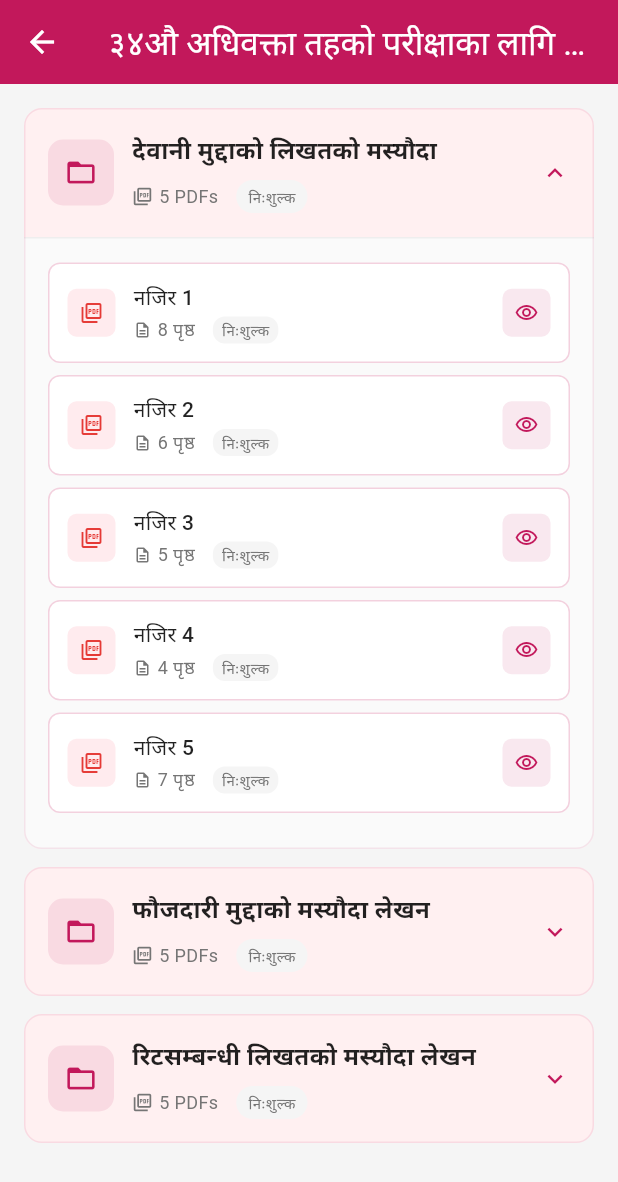
After one commit to appDIbetu/tutor, a Flutter app: the QuizSubjectsScreen screen opened directly, after a tap on "देवानी मुद्दाको लिखतको मस्यौदा", on a phone screen of 412 x 824 dp. The commit adds this screen. Shown: the top 1182 px of the screen. Run offline on Flutter 3.47's test engine with Material 3 defaults, Android fonts, the phone set to English and light mode, and no system bars; our stand-ins replace bloc, equatable, fl_chart, flutter_bloc, pdf, printing and 2 more; missing offline and left inert: syncfusion_flutter_pdfviewer; Roboto replaces fonts that are missing (Poppins).

Commit message:
quiz of the day card

```diff
--- a/lib/features/home/view/home_screen.dart
+++ b/lib/features/home/view/home_screen.dart
@@ -8,6 +8,7 @@ import '../../exam/view/subject_list_screen.dart';
 import '../../notes/view/notes_subjects_screen.dart';
 import '../../masyauda/view/masyauda_subjects_screen.dart';
 import '../../bastugat/view/bastugat_subjects_screen.dart';
+import '../../quiz/view/quiz_subjects_screen.dart';
 
 class HomeScreen extends StatelessWidget {
   const HomeScreen({super.key});
@@ -131,7 +132,7 @@ class HomeScreen extends StatelessWidget {
                   ),
                   const SliverToBoxAdapter(child: SizedBox(height: 24)),
                   // Quiz card
-                  SliverToBoxAdapter(child: _buildQuizOfTheDayCard()),
+                  SliverToBoxAdapter(child: _buildQuizOfTheDayCard(context)),
                   const SliverToBoxAdapter(child: SizedBox(height: 24)),
                   // Promo carousel
                   SliverToBoxAdapter(child: _buildPromoCarousel()),
@@ -193,9 +194,17 @@ class HomeScreen extends StatelessWidget {
   }
 
   // Card below topics section with requested text
-  Widget _buildQuizOfTheDayCard() {
+  Widget _buildQuizOfTheDayCard(BuildContext context) {
     return Container(
       margin: const EdgeInsets.symmetric(horizontal: 16),
+      child: InkWell(
+        onTap: () {
+          Navigator.of(
+            context,
+          ).push(MaterialPageRoute(builder: (_) => const QuizSubjectsScreen()));
+        },
+        borderRadius: BorderRadius.circular(12),
+        child: Container(
           padding: const EdgeInsets.all(16),
           decoration: BoxDecoration(
             color: AppColors.primary.withValues(alpha: 0.1),
@@ -210,17 +219,22 @@ class HomeScreen extends StatelessWidget {
                   crossAxisAlignment: CrossAxisAlignment.start,
                   children: [
                     Text(
-                  '३४औ अधिवक्ता परिक्षा तोकिएका नजिरहरु',
-                  style: TextStyle(fontWeight: FontWeight.bold, fontSize: 16),
+                      '३४औ अधिवक्ता तहको परीक्षाका लागि तोकिएका नजिरहरु',
+                      style: TextStyle(
+                        fontWeight: FontWeight.bold,
+                        fontSize: 16,
+                      ),
                     ),
                     Text(
-                  '३४औ अधिवक्ता परिक्षा तोकिएका नजिरहरुको व्याख्या',
+                      '३४औ अधिवक्ता तहको परीक्षाका लागि तोकिएका नजिरहरुको व्याख्या',
                       style: TextStyle(fontSize: 12, color: Colors.black54),
                     ),
                   ],
                 ),
               ),
             ],
+          ),
+        ),
       ),
     );
   }
--- /dev/null
+++ b/lib/features/quiz/view/quiz_subjects_screen.dart
@@ -0,0 +1,519 @@
+import 'package:flutter/material.dart';
+import '../../../core/constants/app_colors.dart';
+import '../../notes/view/pdf_viewer_screen.dart';
+
+class QuizSubjectsScreen extends StatefulWidget {
+  const QuizSubjectsScreen({super.key});
+
+  @override
+  State<QuizSubjectsScreen> createState() => _QuizSubjectsScreenState();
+}
+
+class _QuizTopic {
+  final String id;
+  final String name;
+  final bool isPremium;
+  final List<_QuizPdf> pdfs;
+  const _QuizTopic({
+    required this.id,
+    required this.name,
+    required this.isPremium,
+    required this.pdfs,
+  });
+}
+
+class _QuizPdf {
+  final String id;
+  final String name;
+  final String downloadUrl;
+  final int pageCount;
+  final bool isPremium;
+  const _QuizPdf({
+    required this.id,
+    required this.name,
+    required this.downloadUrl,
+    required this.pageCount,
+    required this.isPremium,
+  });
+}
+
+class _QuizSubjectsScreenState extends State<QuizSubjectsScreen> {
+  final Map<String, bool> _expanded = {};
+
+  // Static sample data based on the 3 topics (excluding अनुबाद)
+  final List<_QuizTopic> _topics = const [
+    _QuizTopic(
+      id: 'quiz_dewani',
+      name: 'देवानी मुद्दाको लिखतको मस्यौदा',
+      isPremium: false,
+      pdfs: [
+        _QuizPdf(
+          id: 'dewani_najir_1',
+          name: 'नजिर 1',
+          downloadUrl: '',
+          pageCount: 8,
+          isPremium: false,
+        ),
+        _QuizPdf(
+          id: 'dewani_najir_2',
+          name: 'नजिर 2',
+          downloadUrl: '',
+          pageCount: 6,
+          isPremium: false,
+        ),
+        _QuizPdf(
+          id: 'dewani_najir_3',
+          name: 'नजिर 3',
+          downloadUrl: '',
+          pageCount: 5,
+          isPremium: false,
+        ),
+        _QuizPdf(
+          id: 'dewani_najir_4',
+          name: 'नजिर 4',
+          downloadUrl: '',
+          pageCount: 4,
+          isPremium: false,
+        ),
+        _QuizPdf(
+          id: 'dewani_najir_5',
+          name: 'नजिर 5',
+          downloadUrl: '',
+          pageCount: 7,
+          isPremium: false,
+        ),
+      ],
+    ),
+    _QuizTopic(
+      id: 'quiz_faujdaari',
+      name: 'फौजदारी मुद्दाको मस्यौदा लेखन',
+      isPremium: false,
+      pdfs: [
+        _QuizPdf(
+          id: 'faujdaari_najir_1',
+          name: 'नजिर 1',
+          downloadUrl: '',
+          pageCount: 5,
+          isPremium: false,
+        ),
+        _QuizPdf(
+          id: 'faujdaari_najir_2',
+          name: 'नजिर 2',
+          downloadUrl: '',
+          pageCount: 4,
+          isPremium: false,
+        ),
+        _QuizPdf(
+          id: 'faujdaari_najir_3',
+          name: 'नजिर 3',
+          downloadUrl: '',
+          pageCount: 6,
+          isPremium: false,
+        ),
+        _QuizPdf(
+          id: 'faujdaari_najir_4',
+          name: 'नजिर 4',
+          downloadUrl: '',
+          pageCount: 7,
+          isPremium: false,
+        ),
+        _QuizPdf(
+          id: 'faujdaari_najir_5',
+          name: 'नजिर 5',
+          downloadUrl: '',
+          pageCount: 6,
+          isPremium: false,
+        ),
+      ],
+    ),
+    _QuizTopic(
+      id: 'quiz_rit',
+      name: 'रिटसम्बन्धी लिखतको मस्यौदा लेखन',
+      isPremium: false,
+      pdfs: [
+        _QuizPdf(
+          id: 'rit_najir_1',
+          name: 'नजिर 1',
+          downloadUrl: '',
+          pageCount: 12,
+          isPremium: false,
+        ),
+        _QuizPdf(
+          id: 'rit_najir_2',
+          name: 'नजिर 2',
+          downloadUrl: '',
+          pageCount: 5,
+          isPremium: false,
+        ),
+        _QuizPdf(
+          id: 'rit_najir_3',
+          name: 'नजिर 3',
+          downloadUrl: '',
+          pageCount: 4,
+          isPremium: false,
+        ),
+        _QuizPdf(
+          id: 'rit_najir_4',
+          name: 'नजिर 4',
+          downloadUrl: '',
+          pageCount: 6,
+          isPremium: false,
+        ),
+        _QuizPdf(
+          id: 'rit_najir_5',
+          name: 'नजिर 5',
+          downloadUrl: '',
+          pageCount: 7,
+          isPremium: false,
+        ),
+      ],
+    ),
+  ];
+
+  final bool _userHasPremium = false; // adapt from state when available
+
+  @override
+  Widget build(BuildContext context) {
+    return Scaffold(
+      appBar: AppBar(
+        backgroundColor: AppColors.primary,
+        iconTheme: const IconThemeData(color: Colors.white),
+        title: const Text(
+          '३४औ अधिवक्ता तहको परीक्षाका लागि तोकिएका नजिरहरु',
+          style: TextStyle(color: Colors.white),
+        ),
+      ),
+      backgroundColor: AppColors.background,
+      body: ListView.separated(
+        padding: const EdgeInsets.all(16),
+        itemCount: _topics.length,
+        separatorBuilder: (_, __) => const SizedBox(height: 12),
+        itemBuilder: (context, index) {
+          final topic = _topics[index];
+          final isExpanded = _expanded[topic.id] ?? false;
+          return _buildTopicCard(context, topic, isExpanded);
+        },
+      ),
+    );
+  }
+
+  Widget _buildTopicCard(
+    BuildContext context,
+    _QuizTopic topic,
+    bool isExpanded,
+  ) {
+    final bool locked = topic.isPremium && !_userHasPremium;
+
+    return Card(
+      margin: EdgeInsets.zero,
+      elevation: 0,
+      shape: RoundedRectangleBorder(
+        borderRadius: BorderRadius.circular(12),
+        side: BorderSide(
+          color: locked
+              ? Colors.grey.shade300
+              : AppColors.primary.withValues(alpha: 0.1),
+          width: 1,
+        ),
+      ),
+      child: Column(
+        children: [
+          // Header section
+          InkWell(
+            onTap: () {
+              setState(() {
+                _expanded[topic.id] = !isExpanded;
+              });
+            },
+            borderRadius: BorderRadius.circular(12),
+            child: Container(
+              padding: const EdgeInsets.all(16),
+              child: Row(
+                children: [
+                  // Folder icon container
+                  Container(
+                    width: 44,
+                    height: 44,
+                    decoration: BoxDecoration(
+                      color: locked
+                          ? Colors.grey.shade100
+                          : AppColors.primary.withValues(alpha: 0.1),
+                      borderRadius: BorderRadius.circular(10),
+                    ),
+                    child: Icon(
+                      locked ? Icons.lock : Icons.folder_open,
+                      color: locked ? Colors.grey.shade600 : AppColors.primary,
+                      size: 22,
+                    ),
+                  ),
+                  const SizedBox(width: 12),
+
+                  // Content
+                  Expanded(
+                    child: Column(
+                      crossAxisAlignment: CrossAxisAlignment.start,
+                      children: [
+                        Text(
+                          topic.name,
+                          style: TextStyle(
+                            fontSize: 16,
+                            fontWeight: FontWeight.w600,
+                            color: locked
+                                ? Colors.grey.shade600
+                                : Colors.black87,
+                          ),
+                        ),
+                        const SizedBox(height: 8),
+                        Row(
+                          children: [
+                            Icon(
+                              Icons.picture_as_pdf_outlined,
+                              size: 14,
+                              color: Colors.grey.shade600,
+                            ),
+                            const SizedBox(width: 4),
+                            Text(
+                              '${topic.pdfs.length} ${topic.pdfs.length == 1 ? 'PDF' : 'PDFs'}',
+                              style: TextStyle(
+                                color: Colors.grey.shade600,
+                                fontSize: 12,
+                              ),
+                            ),
+                            const SizedBox(width: 12),
+                            Container(
+                              padding: const EdgeInsets.symmetric(
+                                horizontal: 8,
+                                vertical: 4,
+                              ),
+                              decoration: BoxDecoration(
+                                color: topic.isPremium
+                                    ? AppColors.primary.withValues(alpha: 0.1)
+                                    : Colors.grey.shade100,
+                                borderRadius: BorderRadius.circular(12),
+                              ),
+                              child: Text(
+                                topic.isPremium ? 'प्रीमियम' : 'निःशुल्क',
+                                style: TextStyle(
+                                  color: topic.isPremium
+                                      ? AppColors.primary
+                                      : Colors.grey.shade600,
+                                  fontWeight: FontWeight.w500,
+                                  fontSize: 10,
+                                ),
+                              ),
+                            ),
+                          ],
+                        ),
+                      ],
+                    ),
+                  ),
+
+                  // Expand button
+                  Icon(
+                    isExpanded ? Icons.expand_less : Icons.expand_more,
+                    color: AppColors.primary,
+                    size: 20,
+                  ),
+                ],
+              ),
+            ),
+          ),
+
+          // Expanded PDF list
+          if (isExpanded)
+            Container(
+              decoration: BoxDecoration(
+                color: Colors.grey.shade50,
+                borderRadius: const BorderRadius.only(
+                  bottomLeft: Radius.circular(12),
+                  bottomRight: Radius.circular(12),
+                ),
+              ),
+              child: Column(
+                children: [
+                  Container(height: 1, color: Colors.grey.shade200),
+                  Padding(
+                    padding: const EdgeInsets.all(16),
+                    child: Column(
+                      children: topic.pdfs
+                          .map(
+                            (pdf) =>
+                                _buildPdfItem(context, topic.name, pdf, locked),
+                          )
+                          .toList(),
+                    ),
+                  ),
+                ],
+              ),
+            ),
+        ],
+      ),
+    );
+  }
+
+  Widget _buildPdfItem(
+    BuildContext context,
+    String topicName,
+    _QuizPdf pdf,
+    bool topicLocked,
+  ) {
+    final bool locked = (pdf.isPremium || topicLocked) && !_userHasPremium;
+
+    return Container(
+      margin: const EdgeInsets.only(bottom: 8),
+      child: InkWell(
+        onTap: () {
+          if (locked) {
+            ScaffoldMessenger.of(context).showSnackBar(
+              const SnackBar(content: Text('यो PDF प्रीमियम मात्रका लागि हो।')),
+            );
+            return;
+          }
+          Navigator.of(context).push(
+            MaterialPageRoute(
+              builder: (context) => PdfViewerScreen(
+                topicName: topicName,
+                pdfId: pdf.id,
+                pdfUrl: pdf.downloadUrl,
+                pdfName: pdf.name,
+              ),
+            ),
+          );
+        },
+        borderRadius: BorderRadius.circular(8),
+        child: Container(
+          padding: const EdgeInsets.all(12),
+          decoration: BoxDecoration(
+            color: locked ? Colors.grey.shade100 : Colors.white,
+            borderRadius: BorderRadius.circular(8),
+            border: Border.all(
+              color: locked
+                  ? Colors.grey.shade300
+                  : AppColors.primary.withValues(alpha: 0.2),
+              width: 1,
+            ),
+          ),
+          child: Row(
+            children: [
+              // PDF icon
+              Container(
+                width: 32,
+                height: 32,
+                decoration: BoxDecoration(
+                  color: locked ? Colors.grey.shade200 : Colors.red.shade50,
+                  borderRadius: BorderRadius.circular(6),
+                ),
+                child: Icon(
+                  Icons.picture_as_pdf_outlined,
+                  color: locked ? Colors.grey.shade600 : Colors.red.shade600,
+                  size: 16,
+                ),
+              ),
+              const SizedBox(width: 12),
+
+              // Content
+              Expanded(
+                child: Column(
+                  crossAxisAlignment: CrossAxisAlignment.start,
+                  children: [
+                    Text(
+                      pdf.name,
+                      style: TextStyle(
+                        fontSize: 14,
+                        fontWeight: FontWeight.w500,
+                        color: locked ? Colors.grey.shade600 : Colors.black87,
+                      ),
+                    ),
+                    const SizedBox(height: 2),
+                    Row(
+                      children: [
+                        Icon(
+                          Icons.description_outlined,
+                          size: 12,
+                          color: Colors.grey.shade600,
+                        ),
+                        const SizedBox(width: 4),
+                        Text(
+                          '${pdf.pageCount} पृष्ठ',
+                          style: TextStyle(
+                            fontSize: 12,
+                            color: Colors.grey.shade600,
+                          ),
+                        ),
+                        const SizedBox(width: 12),
+                        Container(
+                          padding: const EdgeInsets.symmetric(
+                            horizontal: 6,
+                            vertical: 2,
+                          ),
+                          decoration: BoxDecoration(
+                            color: pdf.isPremium
+                                ? AppColors.primary.withValues(alpha: 0.1)
+                                : Colors.grey.shade100,
+                            borderRadius: BorderRadius.circular(8),
+                          ),
+                          child: Text(
+                            pdf.isPremium ? 'प्रीमियम' : 'निःशुल्क',
+                            style: TextStyle(
+                              color: pdf.isPremium
+                                  ? AppColors.primary
+                                  : Colors.grey.shade600,
+                              fontWeight: FontWeight.w500,
+                              fontSize: 10,
+                            ),
+                          ),
+                        ),
+                      ],
+                    ),
+                  ],
+                ),
+              ),
+
+              // Action button
+              Container(
+                width: 32,
+                height: 32,
+                decoration: BoxDecoration(
+                  color: locked
+                      ? Colors.grey.shade200
+                      : AppColors.primary.withValues(alpha: 0.1),
+                  borderRadius: BorderRadius.circular(6),
+                ),
+                child: IconButton(
+                  onPressed: () {
+                    if (locked) {
+                      ScaffoldMessenger.of(context).showSnackBar(
+                        const SnackBar(
+                          content: Text('यो PDF प्रीमियम मात्रका लागि हो।'),
+                        ),
+                      );
+                      return;
+                    }
+                    Navigator.of(context).push(
+                      MaterialPageRoute(
+                        builder: (context) => PdfViewerScreen(
+                          topicName: topicName,
+                          pdfId: pdf.id,
+                          pdfUrl: pdf.downloadUrl,
+                          pdfName: pdf.name,
+                        ),
+                      ),
+                    );
+                  },
+                  icon: Icon(
+                    locked ? Icons.lock_outline : Icons.visibility_outlined,
+                    size: 16,
+                    color: locked ? Colors.grey.shade600 : AppColors.primary,
+                  ),
+                  padding: EdgeInsets.zero,
+                  constraints: const BoxConstraints(),
+                  tooltip: locked ? 'लक गरिएको' : 'पढ्नुहोस्',
+                ),
+              ),
+            ],
+          ),
+        ),
+      ),
+    );
+  }
+}
```
Lines whose indentation alone changed are shown as unchanged.
